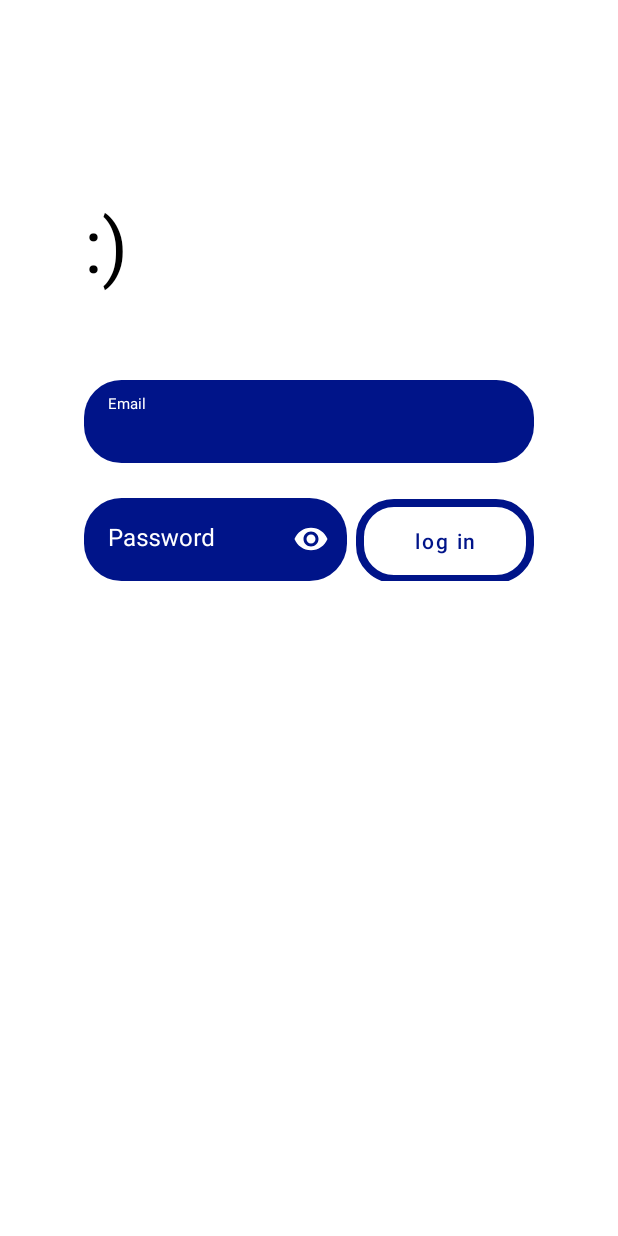
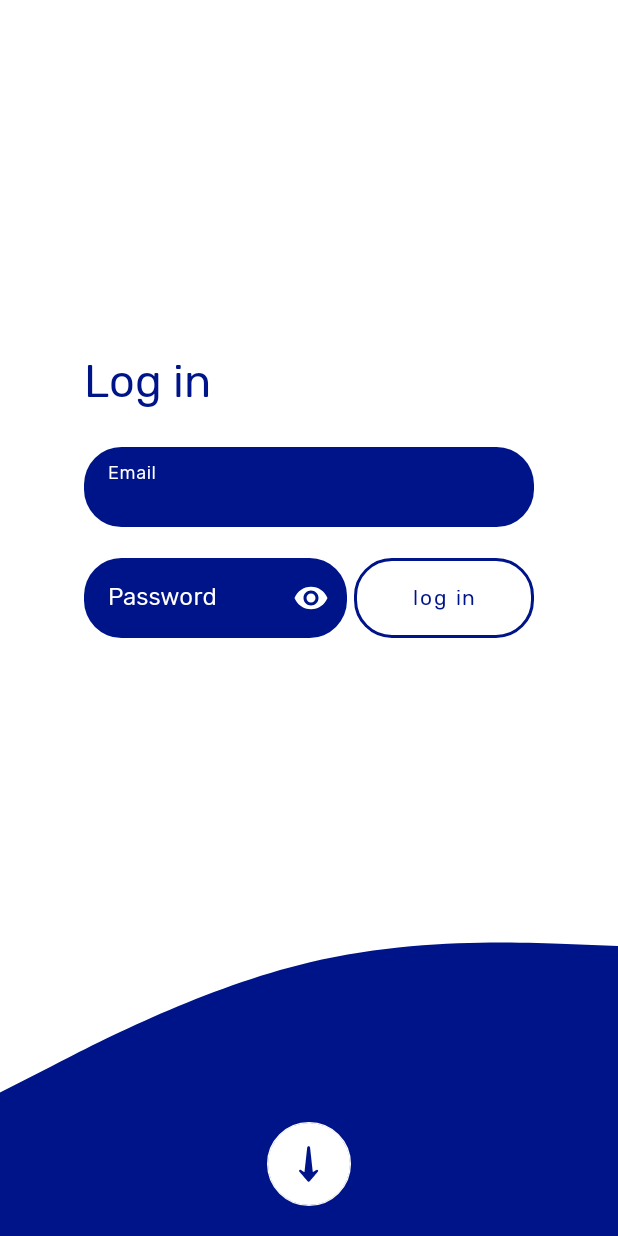
Before and after one commit to LoukasPap/Greek-History-Quizz-App, an Android app: the screen it shows after launch (LoginActivity), on a phone screen of 412 x 824 dp. Run offline under Robolectric (Android 15) with nearby library versions, the phone set to English and light mode, and no system bars.

Commit message:
Create navigation between activity_login.xml and activity_register.xml.

```diff
--- a/app/src/main/java/com/example/quapp/LoginActivity.kt
+++ b/app/src/main/java/com/example/quapp/LoginActivity.kt
@@ -1,11 +1,21 @@
 package com.example.quapp
 
+import android.content.Intent
+import android.os.Bundle
+import android.view.View
 import androidx.appcompat.app.AppCompatActivity
-import android.os.Bundle
 
 class LoginActivity : AppCompatActivity() {
     override fun onCreate(savedInstanceState: Bundle?) {
         super.onCreate(savedInstanceState)
-        setContentView(R.layout.activity_main)
+        setContentView(R.layout.activity_login)
+
+        val fab: View = findViewById(R.id.goto_reg_fab)
+
+        fab.setOnClickListener{
+            val register_screen = Intent(this, RegisterActivity::class.java)
+            startActivity(register_screen)
+        }
+
     }
 }
--- a/app/src/main/res/layout/activity_main.xml
+++ b/app/src/main/res/layout/activity_login.xml
@@ -15,11 +15,11 @@
         android:gravity="start"
 
         android:text="@string/welcome_message"
-        android:fontFamily="sans-serif"
-        android:textColor="@color/black"
-        android:textSize="50sp"
+        android:fontFamily="@font/rubik"
+        android:textColor="@color/greek_blue"
+        android:textSize="30sp"
 
-        app:layout_constraintVertical_bias="0.17"
+        app:layout_constraintVertical_bias="0.30"
         app:layout_constraintBottom_toBottomOf="parent"
         app:layout_constraintEnd_toEndOf="parent"
         app:layout_constraintStart_toStartOf="parent"
@@ -29,14 +29,13 @@
         android:id="@+id/username_field"
         android:layout_width="0dp"
         android:layout_height="wrap_content"
-        android:hint="@string/enter_username"
 
         app:endIconMode="clear_text"
         app:endIconTint="@color/white"
 
+        android:hint="@string/enter_username"
         android:textColorHint="@color/white"
         app:hintTextColor="@color/white"
-        app:hintTextAppearance="@style/HintText"
 
         app:boxBackgroundColor="@color/greek_blue"
         app:boxCornerRadiusBottomEnd="25dp"
@@ -50,23 +49,24 @@
         app:layout_constraintEnd_toEndOf="@+id/welcome_message"
         app:layout_constraintStart_toStartOf="@+id/welcome_message"
         app:layout_constraintTop_toBottomOf="@+id/welcome_message"
-        app:layout_constraintVertical_bias="0.1">
+        app:layout_constraintVertical_bias="0.05">
 
         <com.google.android.material.textfield.TextInputEditText
             android:layout_width="match_parent"
-            android:layout_height="55dp"
+            android:layout_height="wrap_content"
 
-            android:fontFamily="sans-serif"
+            android:fontFamily="@font/rubik"
             android:imeActionLabel="Sign in"
             android:inputType="textEmailAddress"
             android:textColor="@color/white" />
     </com.google.android.material.textfield.TextInputLayout>
 
     <RelativeLayout
+        android:id="@+id/pwd_btn"
         android:layout_width="0dp"
         android:layout_height="wrap_content"
+
         app:layout_constraintVertical_bias="0.05"
-
         app:layout_constraintTop_toBottomOf="@id/username_field"
         app:layout_constraintStart_toStartOf="@id/username_field"
         app:layout_constraintEnd_toEndOf="@id/username_field"
@@ -82,7 +82,6 @@
 
             android:textColorHint="@color/white"
             app:hintTextColor="@color/white"
-            app:hintTextAppearance="@style/HintText"
 
             android:layout_alignParentLeft="true"
             android:layout_alignParentStart="true"
@@ -99,8 +98,9 @@
             >
             <com.google.android.material.textfield.TextInputEditText
                 android:layout_width="match_parent"
-                android:layout_height="55dp"
+                android:layout_height="wrap_content"
 
+                android:fontFamily="@font/rubik"
                 android:hint="@string/enter_password"
                 android:imeActionLabel="Sign in"
                 android:inputType="textPassword"
@@ -111,31 +111,71 @@
             android:id="@+id/login_button"
             style="@style/Widget.MaterialComponents.Button.OutlinedButton"
             android:layout_width="0dp"
-            android:layout_height="67dp"
+            android:layout_height="wrap_content"
             android:layout_alignBottom="@+id/password_field"
-
             android:layout_alignParentTop="true"
             android:layout_alignParentEnd="true"
             android:layout_alignParentRight="true"
-
-            android:layout_marginStart="6dp"
-            android:layout_marginLeft="6dp"
-            android:layout_marginBottom="-12dp"
-
             android:layout_toEndOf="@id/password_field"
             android:layout_toRightOf="@id/password_field"
-            android:insetTop="1dp"
 
-            android:insetBottom="11dp"
+            android:fontFamily="@font/rubik"
+            android:insetLeft="5dp"
+            android:insetTop="0dp"
 
+            android:insetBottom="0dp"
             android:text="@string/login_button_message"
             android:textAllCaps="false"
             android:textColor="@color/greek_blue"
 
             app:cornerRadius="25dp"
-            app:layout_constraintBottom_toBottomOf="parent"
+            app:rippleColor="@color/greek_blue"
             app:strokeColor="@color/greek_blue"
-            app:strokeWidth="5dp" />
+            app:strokeWidth="2dp" />
 
     </RelativeLayout>
+
+    <ImageView
+        android:id="@+id/goto_register_img"
+        android:layout_width="match_parent"
+        android:layout_height="0dp"
+        android:background="@drawable/ic_goto_register_form"
+
+        app:layout_constraintEnd_toEndOf="parent"
+        app:layout_constraintTop_toBottomOf="@id/pwd_btn"
+        app:layout_constraintStart_toStartOf="parent"
+        app:layout_constraintBottom_toBottomOf="parent"
+        app:layout_constraintVertical_bias="1"
+        />
+
+
+    <androidx.coordinatorlayout.widget.CoordinatorLayout
+        android:layout_width="match_parent"
+        android:layout_height="0dp"
+        app:layout_constraintBottom_toBottomOf="parent"
+        app:layout_constraintLeft_toLeftOf="parent"
+        app:layout_constraintRight_toRightOf="parent"
+        app:layout_constraintTop_toBottomOf="@id/pwd_btn"
+        >
+
+        <com.google.android.material.floatingactionbutton.FloatingActionButton
+            android:id="@+id/goto_reg_fab"
+            android:layout_width="wrap_content"
+            android:layout_height="wrap_content"
+            android:contentDescription="Navigate to register form"
+
+            android:layout_gravity="bottom|center"
+            android:layout_marginBottom="20dp"
+
+            android:src="@drawable/ic_down_arrow"
+            app:rippleColor="@color/greek_blue"
+            app:tint="@color/greek_blue"
+            app:backgroundTint="@color/white"
+
+            android:outlineSpotShadowColor="@android:color/transparent"
+            android:outlineAmbientShadowColor="@android:color/transparent"
+
+            />
+    </androidx.coordinatorlayout.widget.CoordinatorLayout>
+
 </androidx.constraintlayout.widget.ConstraintLayout>
--- a/app/src/main/res/values/strings.xml
+++ b/app/src/main/res/values/strings.xml
@@ -3,5 +3,5 @@
     <string name="enter_username">Email</string>
     <string name="enter_password">Password</string>
     <string name="login_button_message">log in</string>
-    <string name="welcome_message">:)</string>
+    <string name="welcome_message">Log in</string>
 </resources>
```
Also changed, not shown: app/src/main/java/com/example/quapp/RegisterActivity.kt (+10 -1 lines), app/src/main/res/layout/activity_register.xml (+39 -13 lines).
